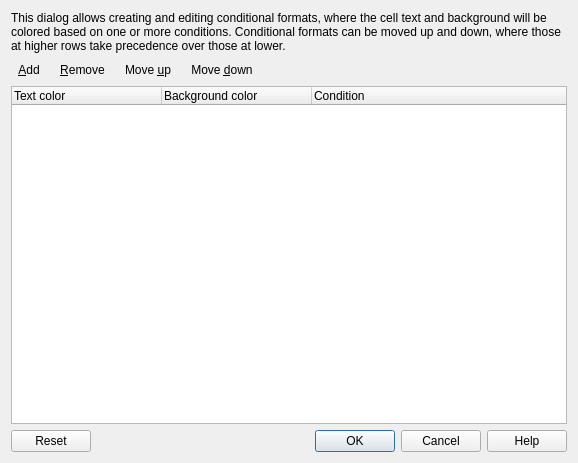
This is src/CondFormatManager.ui in sqlitebrowser/sqlitebrowser as Qt 5 draws it before an edit. The edited form follows.
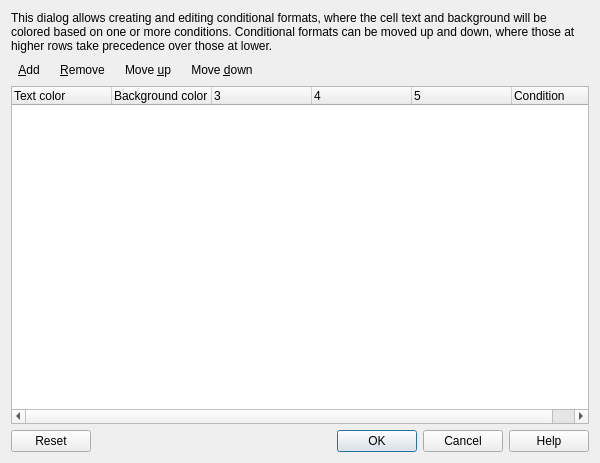
This is the edited form. Icons and pictures are not drawn.

Commit message:
More conditional formats: font style
The conditional format manager allows now to set the font style: bold,
italic and underline.

The project format has been updated. This is also the base for setting
other font formats without further changing the project schema.

New icons form the Silk icon set.

See issue #1976 and #1815.

```diff
--- a/src/CondFormatManager.ui
+++ b/src/CondFormatManager.ui
@@ -6,7 +6,7 @@
    <rect>
     <x>0</x>
     <y>0</y>
-    <width>578</width>
+    <width>600</width>
     <height>463</height>
    </rect>
   </property>
@@ -150,8 +150,8 @@
      <property name="expandsOnDoubleClick">
       <bool>false</bool>
      </property>
-     <attribute name="headerDefaultSectionSize">
-      <number>150</number>
+     <attribute name="headerMinimumSectionSize">
+      <number>25</number>
      </attribute>
      <column>
       <property name="text">
@@ -163,6 +163,42 @@
        <string>Background color</string>
       </property>
      </column>
+     <column>
+      <property name="text">
+       <string/>
+      </property>
+      <property name="toolTip">
+       <string>Bold</string>
+      </property>
+      <property name="icon">
+       <iconset resource="icons/icons.qrc">
+        <normaloff>:/icons/text_bold.png</normaloff>:/icons/text_bold.png</iconset>
+      </property>
+     </column>
+     <column>
+      <property name="text">
+       <string/>
+      </property>
+      <property name="toolTip">
+       <string>Italic</string>
+      </property>
+      <property name="icon">
+       <iconset resource="icons/icons.qrc">
+        <normaloff>:/icons/text_italic.png</normaloff>:/icons/text_italic.png</iconset>
+      </property>
+     </column>
+     <column>
+      <property name="text">
+       <string/>
+      </property>
+      <property name="toolTip">
+       <string>Underline</string>
+      </property>
+      <property name="icon">
+       <iconset resource="icons/icons.qrc">
+        <normaloff>:/icons/text_underline.png</normaloff>:/icons/text_underline.png</iconset>
+      </property>
+     </column>
      <column>
       <property name="text">
        <string>Condition</string>
```
The commit also changes 12 other files.
